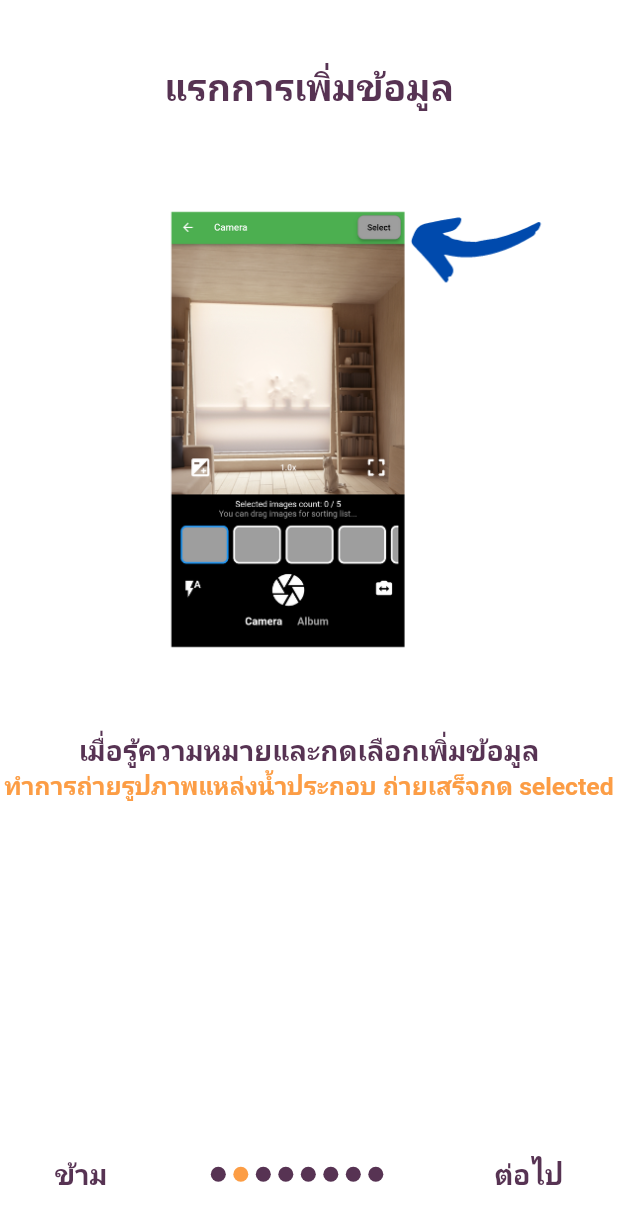
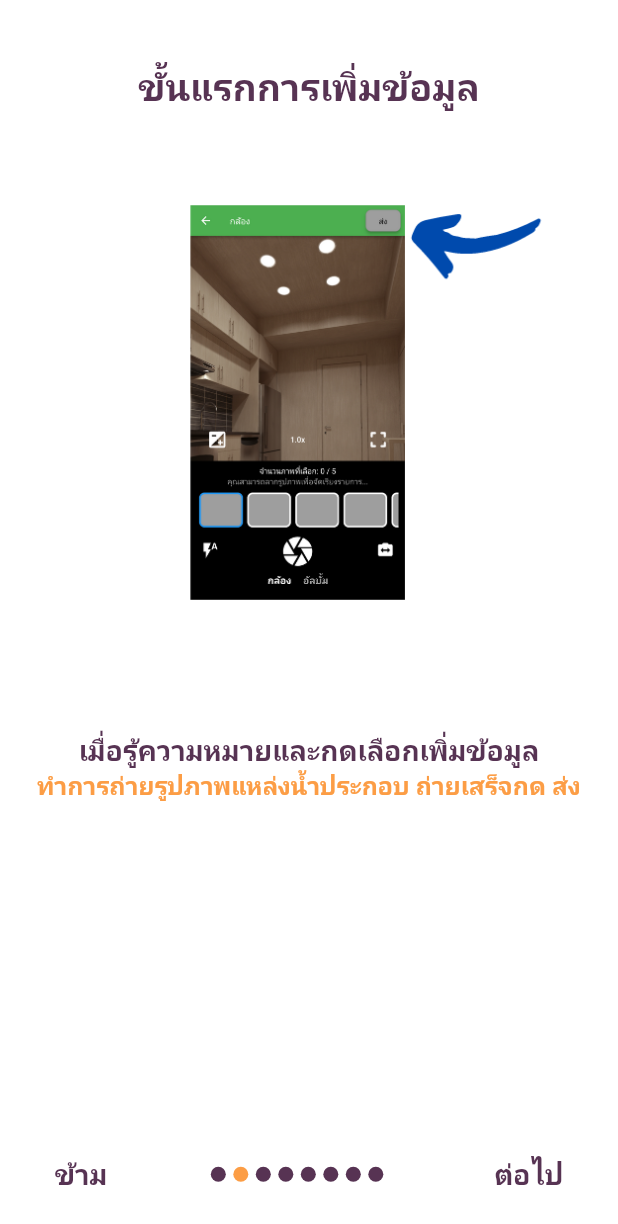
Before and after one commit to mymysu/NHC_app, a Flutter app: the OnboardingScreen screen opened directly, swiped to page 2, on a phone screen of 412 x 824 dp. Shown: the top 1224 px of the screen. Run offline on Flutter 3.47's test engine with Material 2 defaults, Android fonts, the phone set to English and light mode, and no system bars; our stand-ins replace cloud_firestore, convex_bottom_bar, dropdown_search, file_picker, firebase_auth, firebase_core and 13 more; missing offline and left inert: advance_image_picker, camera_web, cloud_firestore_web, dart:ffi, firebase_analytics_web, firebase_auth_web and 7 more; accounts and stored records are empty; Roboto replaces fonts that are missing (Prompt).

Commit message:
แก้สาธิต

```diff
--- a/lib/model/history_water.dart
+++ b/lib/model/history_water.dart
@@ -160,7 +160,7 @@ Future<List<HistoryWater>> getHistoryWaterApproved(
           dateApproved: (doc.data() as dynamic)['dateApproved'],
           status: (doc.data() as dynamic)['status'],
           cancelNote: (doc.data() as dynamic)['cancelNote'],
-          unapprovedNote: (doc.data() as dynamic)['unapprovedNote'],
+          unapprovedNote: (doc.data() as dynamic)['Reason'],
           idDocs: doc.id as dynamic,
         ),
       )
--- a/lib/model/onboard_data.dart
+++ b/lib/model/onboard_data.dart
@@ -19,10 +19,10 @@ List<OnBoarding> onboardingContents = [
       details1: 'หน้าแรกจะบอกข้อมูลที่ต้องการจะเก็บข้อมูลและแนะนำ',
       details2: 'ให้รู้ความหมายแหล่งน้ำก่อนจะเพิ่มข้อมูล'),
   OnBoarding(
-      title: 'แรกการเพิ่มข้อมูล',
+      title: 'ขั้นแรกการเพิ่มข้อมูล',
       image: 'assets/images/2.png',
       details1: 'เมื่อรู้ความหมายและกดเลือกเพิ่มข้อมูล',
-      details2: 'ทำการถ่ายรูปภาพแหล่งน้ำประกอบ ถ่ายเสร็จกด selected'),
+      details2: 'ทำการถ่ายรูปภาพแหล่งน้ำประกอบ ถ่ายเสร็จกด ส่ง'),
   OnBoarding(
       title: 'หน้าแอดข้อมูลแหล่งน้ำ',
       image: 'assets/images/3.png',
--- a/lib/screen/screen_ app_onboarding.dart
+++ b/lib/screen/screen_ app_onboarding.dart
@@ -136,11 +136,6 @@ class onboard_page1 extends StatelessWidget {
             TextSpan(
                 text: onboardingContents[index].details2,
                 style: TextStyle(color: kPrimaryColor)),
-            // TextSpan(text: 'TO BE A BETTER '),
-            // TextSpan(text: 'VERSION OF '),
-            // TextSpan(
-            //     text: 'YOURSELF ',
-            //     style: TextStyle(color: kPrimaryColor)),
           ]),
         ),
         Padding(
--- a/lib/screen/screen_history_add.dart
+++ b/lib/screen/screen_history_add.dart
@@ -59,7 +59,7 @@ class _HistoryWaterState extends State<HistoryWater>
           tabs: [
             Tab(
               child: Text(
-                "รอนุมัติ",
+                "รออนุมัติ",
                 style: GoogleFonts.prompt(
                   fontSize: 14,
                   color: Colors.white,
--- a/lib/widget/page_waiting_approval.dart
+++ b/lib/widget/page_waiting_approval.dart
@@ -39,10 +39,10 @@ class _WaitapprovalPageState extends State<WaitapprovalPage> {
               //   top: 10.0,
               // ),
               title: Text(
-                "ยกเลิกการเพิ่มข้อมูลแหล่งน้ำ",
-                textAlign: TextAlign.center,
+                " ยกเลิกการเพิ่มข้อมูลแหล่งน้ำ",
+                textAlign: TextAlign.start,
                 style: GoogleFonts.prompt(
-                  fontSize: 20.0,
+                  fontSize: 18,
                   color: Colors.red,
                   fontWeight: FontWeight.bold,
                 ),
```
Also changed, not shown: lib/screen/screen_selected_typewater.dart (deleted, +0 -177 lines), assets/images/2.png, lib/widget/uploadImage_firebase.dart (deleted), 1 other file.
